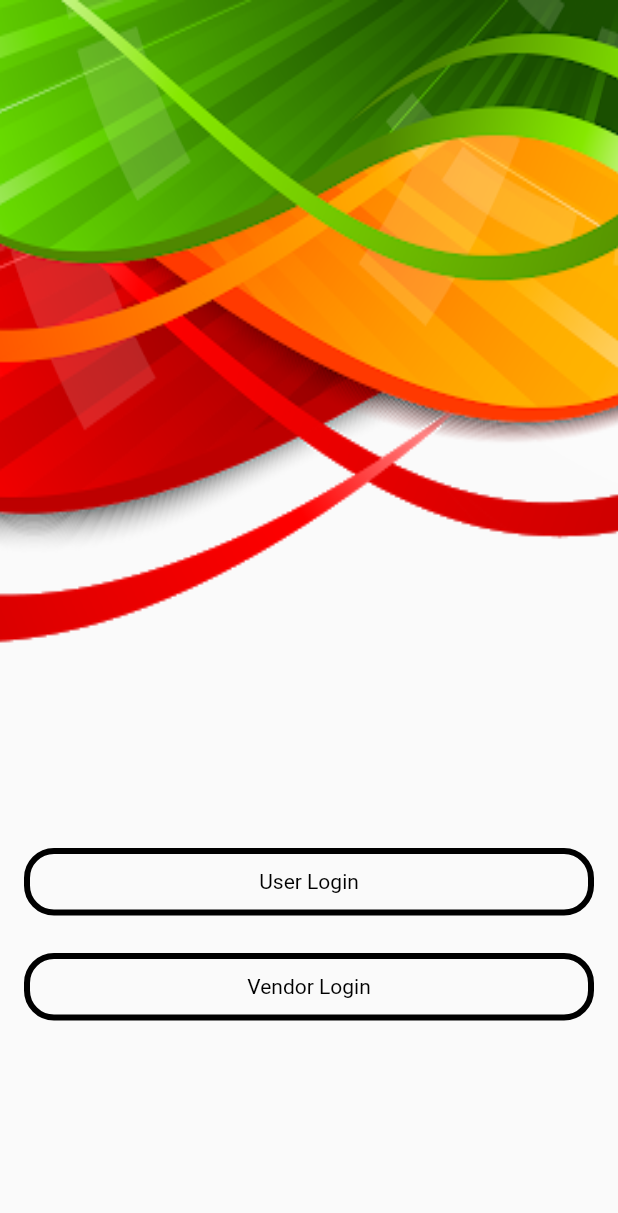
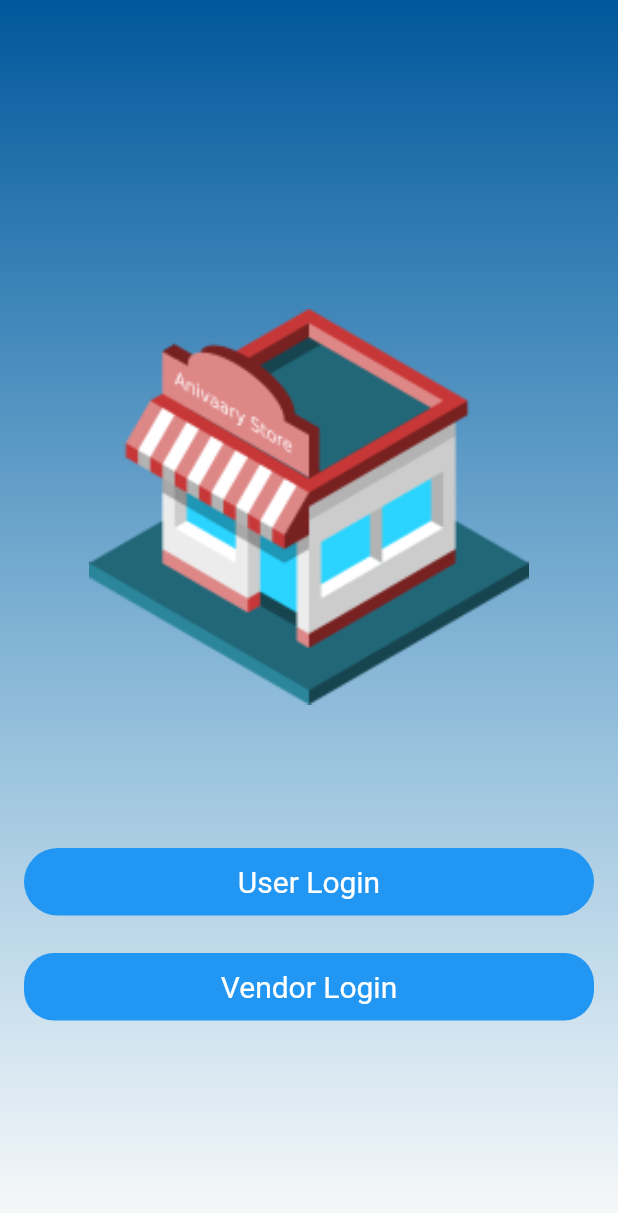
Before and after one commit to iyer99iyer/com.teamX.essentials, a Flutter app: the screen it shows after launch, on a phone screen of 412 x 824 dp. Shown: the top 1213 px of the screen. Run offline on Flutter 3.47's test engine with Material 2 defaults, Android fonts, the phone set to English and light mode, and no system bars; our stand-ins replace cloud_firestore, firebase_auth, flutter_map, flutter_spinkit, geolocator, google_maps_flutter and 2 more; missing offline and left inert: geocoder; accounts and stored records are empty.

Commit message:
added splash screen and logo

```diff
--- /dev/null
+++ b/lib/constants.dart
@@ -0,0 +1,13 @@
+import 'package:flutter/material.dart';
+
+const BoxDecoration kGradientBoxDecoration = BoxDecoration(
+  gradient: LinearGradient(
+    begin: Alignment.topCenter,
+    end: Alignment.bottomCenter, // 10% of the width, so there are ten blinds.
+    colors: [
+      const Color(0xFF01579B),
+      const Color(0x000277BD)
+    ], // whitish to gray
+    tileMode: TileMode.repeated, // repeats the gradient over the canvas
+  ),
+);
--- a/lib/main.dart
+++ b/lib/main.dart
@@ -10,6 +10,7 @@ class MyApp extends StatelessWidget {
   // This widget is the root of your application.
   @override
   Widget build(BuildContext context) {
+    precacheImage(AssetImage("assets/logo1.png"), context);
     return StreamProvider<User>.value(
       value: AuthService().user,
       child: MaterialApp(
--- a/lib/screens/welcome.dart
+++ b/lib/screens/welcome.dart
@@ -1,22 +1,31 @@
 import 'dart:ui';
 
+import 'package:essentials/constants.dart';
 import 'package:essentials/screens/shopkeper_screens/s_authentication.dart';
 import 'package:essentials/screens/user_screens/u_authentication.dart';
 import 'package:flutter/material.dart';
 
 class Welcome extends StatelessWidget {
+  final ImageProvider logo = AssetImage(
+    "assets/logo1.png",
+  );
+
   @override
   Widget build(BuildContext context) {
     return Scaffold(
-      body: Stack(
+      body: Container(
+        decoration: kGradientBoxDecoration,
+        child: Stack(
           children: <Widget>[
-          Container(
+            Positioned(
+              top: MediaQuery.of(context).size.height * .25,
+              child: Container(
                 width: MediaQuery.of(context).size.width,
-            height: MediaQuery.of(context).size.height,
+                height: MediaQuery.of(context).size.height * .32,
                 decoration: BoxDecoration(
                   image: DecorationImage(
-                fit: BoxFit.fill,
-                image: AssetImage('assets/back2.png'),
+                    image: logo,
+                    fit: BoxFit.fitHeight,
                   ),
                 ),
                 // child: BackdropFilter(
@@ -26,6 +35,7 @@ class Welcome extends StatelessWidget {
                 //         new BoxDecoration(color: Colors.white.withOpacity(0.0)),
                 //   ),
                 // ),
+              ),
             ),
             Column(
               children: <Widget>[
@@ -52,13 +62,16 @@ class Welcome extends StatelessWidget {
                           width: double.infinity,
                           height: 45,
                           decoration: BoxDecoration(
-                          border: Border.all(color: Colors.black, width: 4),
-                          borderRadius: BorderRadius.circular(20),
+                            color: Colors.blue,
+                            borderRadius: BorderRadius.circular(25),
                           ),
                           child: Center(
                               child: Text(
                             'User Login',
-                          style: TextStyle(color: Colors.black),
+                            style: TextStyle(
+                              fontSize: 20,
+                              color: Colors.white,
+                            ),
                           )),
                         ),
                       ),
@@ -77,13 +90,16 @@ class Welcome extends StatelessWidget {
                           width: double.infinity,
                           height: 45,
                           decoration: BoxDecoration(
-                          border: Border.all(color: Colors.black, width: 4),
+                            color: Colors.blue,
                             borderRadius: BorderRadius.circular(20),
                           ),
                           child: Center(
                             child: Text(
                               'Vendor Login',
-                            style: TextStyle(color: Colors.black),
+                              style: TextStyle(
+                                color: Colors.white,
+                                fontSize: 20,
+                              ),
                             ),
                           ),
                         ),
@@ -95,6 +111,7 @@ class Welcome extends StatelessWidget {
             ),
           ],
         ),
+      ),
     );
   }
 }
--- a/lib/wrapper.dart
+++ b/lib/wrapper.dart
@@ -7,7 +7,7 @@ import 'package:provider/provider.dart';
 class Wrapper extends StatelessWidget {
   @override
   Widget build(BuildContext context) {
-    // Return wheater home or welcome widget
+    // Return weather home or welcome widget
 
     final user = Provider.of<User>(context);
 
```
Also changed, not shown: lib/models/item_model.dart (+7 -0 lines), lib/screens/google_maps.dart (+29 -7 lines), lib/screens/user_screens/store_items.dart (+29 -3 lines), lib/screens/user_screens/user_dashboard.dart (+3 -12 lines), lib/shared/items_list.dart (added, +90 -0 lines), assets/logo.png (added), assets/logo1.png (added), pubspec.lock, 34 other files. Lines whose indentation alone changed are shown as unchanged.
